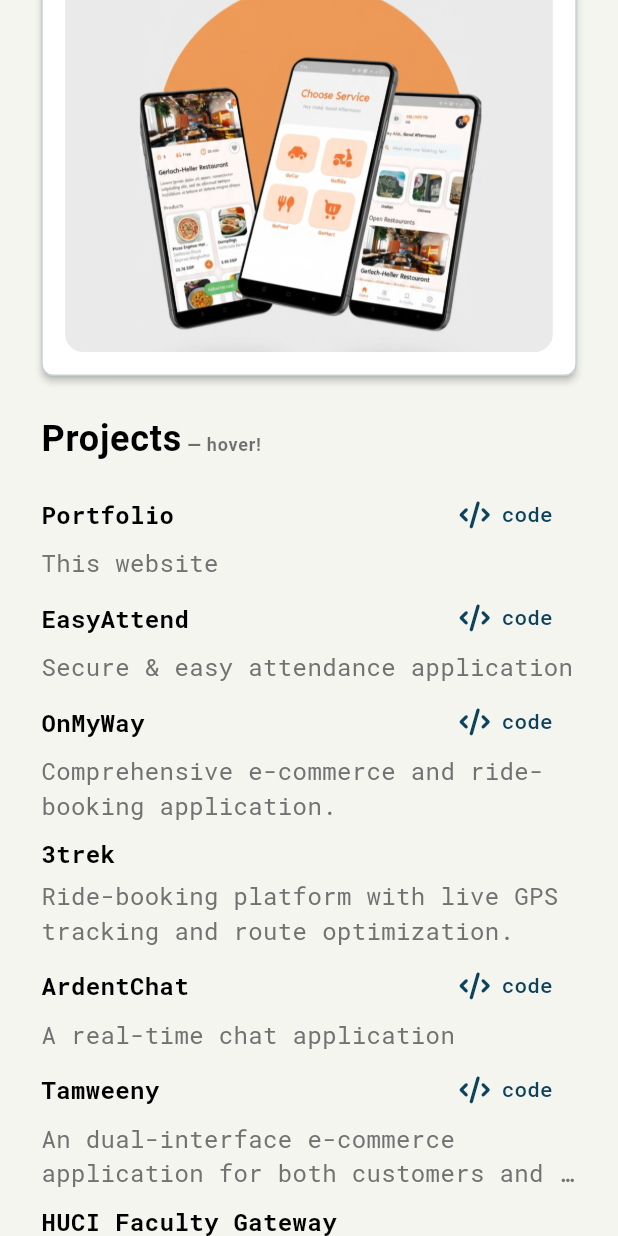
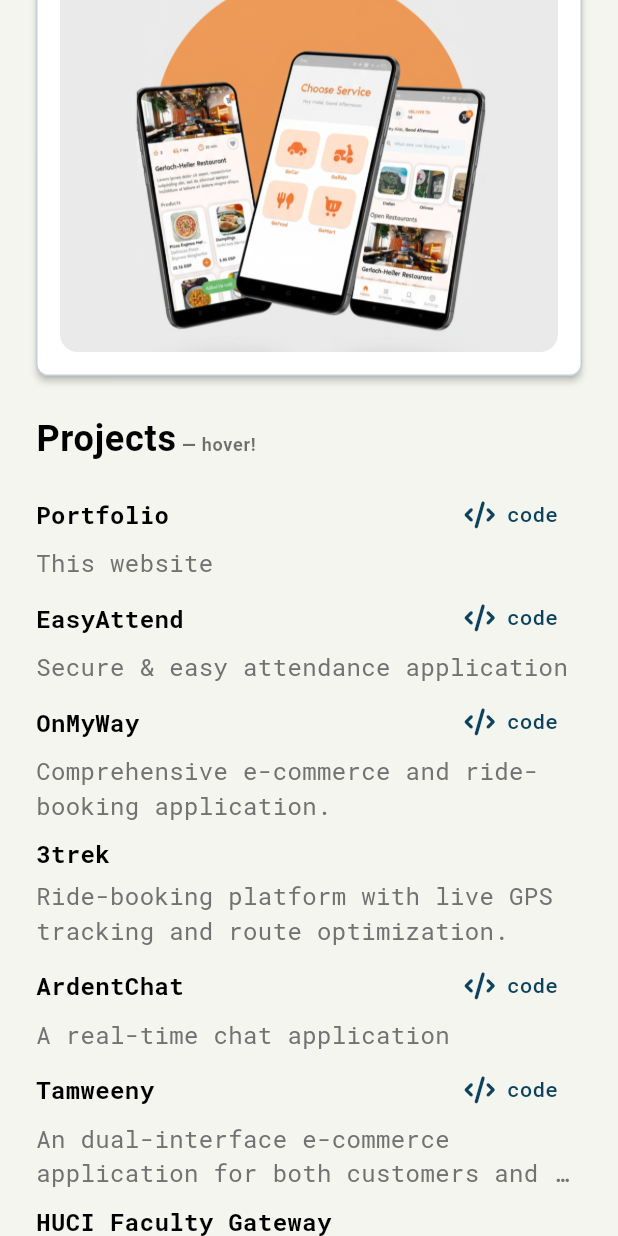
Before and after one commit to tux-1/portfolio, a Flutter app: the screen it shows after launch, after a tap on "Projects", on a phone screen of 412 x 824 dp. Run offline on Flutter 3.47's test engine with Material 3 defaults, Android fonts, the phone set to English and light mode, and no system bars; our stand-ins replace easy_localization, flutter_bloc, flutter_screenutil, font_awesome_flutter, google_fonts.

Commit message:
Update padding & cursor follower radius

```diff
--- a/lib/portfolio/widgets/cursor_follower.dart
+++ b/lib/portfolio/widgets/cursor_follower.dart
@@ -10,10 +10,8 @@ class GradientCursorFollower extends StatefulWidget {
 }
 
 class _GradientCursorFollowerState extends State<GradientCursorFollower> {
-
   Offset _cursorPosition = Offset.zero;
   bool _isHovering = false;
-  final double _gradientRadius = 75.0;
 
   void _updateCursor(PointerEvent event) {
     setState(() {
@@ -35,17 +33,11 @@ class _GradientCursorFollowerState extends State<GradientCursorFollower> {
       onExit: _onExit,
       child: Stack(
         children: [
-
           if (_isHovering)
-
             Positioned(
-
               child: IgnorePointer(
                 child: CustomPaint(
-                  painter: GradientPainter(
-                    center: _cursorPosition,
-                    radius: _gradientRadius,
-                  ),
+                  painter: GradientPainter(center: _cursorPosition, radius: 50),
                 ),
               ),
             ),
--- a/lib/portfolio/widgets/highlights_responsive_item.dart
+++ b/lib/portfolio/widgets/highlights_responsive_item.dart
@@ -1,5 +1,4 @@
 import 'package:flutter/material.dart';
-import 'package:flutter_screenutil/flutter_screenutil.dart';
 import 'package:portfolio/core/config/margins.dart';
 import 'package:portfolio/core/config/responsive_config.dart';
 
@@ -22,7 +21,7 @@ class HighlightsResponsiveItem extends StatelessWidget {
             crossAxisAlignment: CrossAxisAlignment.start,
             children: [
               Flexible(flex: 4, child: first),
-              16.w.pw,
+              16.pw,
               Flexible(
                 flex: 2,
                 child: ConstrainedBox(
--- a/lib/portfolio/widgets/responsive_sliver.dart
+++ b/lib/portfolio/widgets/responsive_sliver.dart
@@ -30,7 +30,7 @@ class _CustomSliverState extends State<CustomSliver> {
       });
     }
     return SliverPadding(
-      padding: EdgeInsets.symmetric(horizontal: horizontalPadding.w),
+      padding: EdgeInsets.symmetric(horizontal: horizontalPadding),
       sliver: SliverToBoxAdapter(
         child: ConstrainedBox(
           constraints: BoxConstraints(
```
